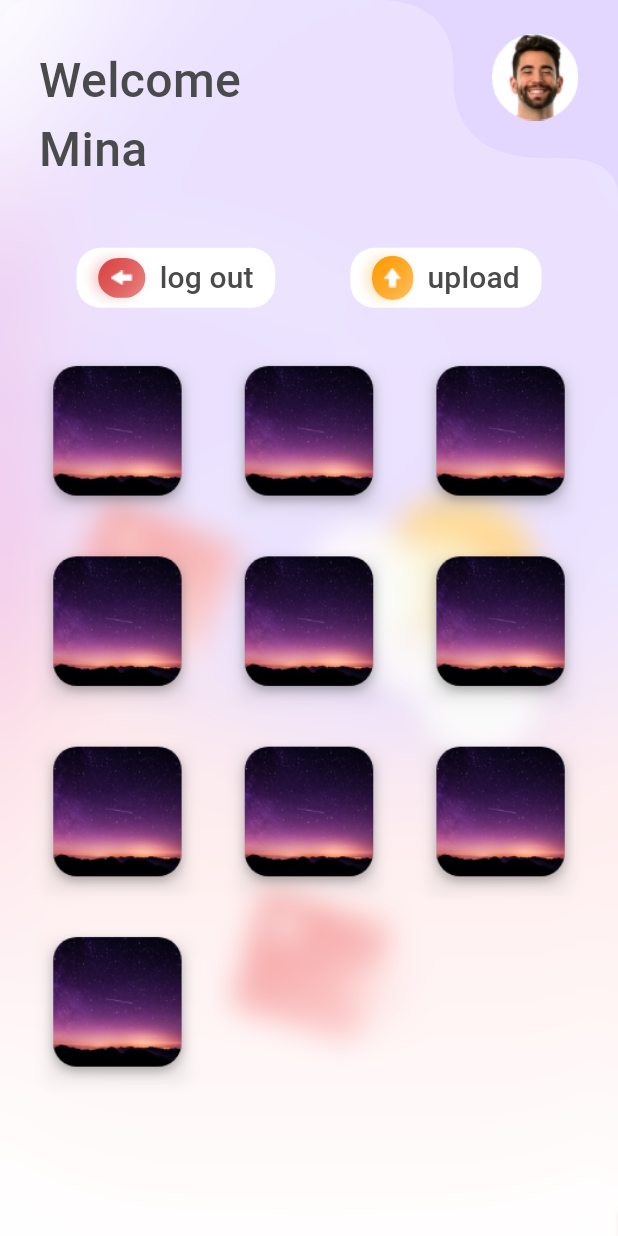
After one commit to MoAce8/gallery, a Flutter app: the GalleryScreen screen opened directly, on a phone screen of 412 x 824 dp. The commit adds this screen. Run offline on Flutter 3.47's test engine with Material 3 defaults, Android fonts, the phone set to English and light mode, and no system bars; drawn by our look-alikes of blurrycontainer.

Commit message:
Create images grid and gallery screen

```diff
--- a/lib/helper/colors.dart
+++ b/lib/helper/colors.dart
@@ -4,4 +4,7 @@ class AppColors{
   static const textGrey = Color(0xff4A4A4A);
   static const hintGrey = Color(0xff988F8C);
   static const lightBlue = Color(0xff7BB3FF);
+  static const lightPurple = Color(0xffE4D7FF);
+  static const darkRed = Color(0xffDA4040);
+  static const darkYellow = Color(0xffFF9900);
 }
--- a/lib/presentation/screens/gallery/gallery_screen.dart
+++ b/lib/presentation/screens/gallery/gallery_screen.dart
@@ -1,10 +1,32 @@
 import 'package:flutter/material.dart';
+import 'package:gallery/presentation/screens/gallery/widgets/circle_pic.dart';
+import 'package:gallery/presentation/screens/gallery/widgets/corner_clip.dart';
+import 'package:gallery/presentation/screens/gallery/widgets/gallery_container.dart';
 
 class GalleryScreen extends StatelessWidget {
   const GalleryScreen({Key? key}) : super(key: key);
 
   @override
   Widget build(BuildContext context) {
-    return const Placeholder();
+    return Scaffold(
+      body: Container(
+        decoration: const BoxDecoration(
+          image: DecorationImage(
+            image: AssetImage('assets/images/gallery.png'),
+            fit: BoxFit.cover,
+          ),
+        ),
+        child: const SafeArea(
+          child: Stack(
+            alignment: Alignment.topRight,
+            children: [
+              GalleryContainer(),
+              CornerClip(),
+              CirclePic(),
+            ],
+          ),
+        ),
+      ),
+    );
   }
 }
--- /dev/null
+++ b/lib/presentation/screens/gallery/widgets/circle_pic.dart
@@ -0,0 +1,18 @@
+import 'package:flutter/material.dart';
+import 'package:gallery/helper/constants.dart';
+
+class CirclePic extends StatelessWidget {
+  const CirclePic({Key? key}) : super(key: key);
+
+  @override
+  Widget build(BuildContext context) {
+    return Positioned(
+      top: screenHeight(context) * .0275,
+      right: screenHeight(context) * .032,
+      child: CircleAvatar(
+        radius: screenHeight(context) * .035,
+        child: Image.asset('assets/images/face.png'),
+      ),
+    );
+  }
+}
--- /dev/null
+++ b/lib/presentation/screens/gallery/widgets/corner_clip.dart
@@ -0,0 +1,49 @@
+import 'package:flutter/material.dart';
+import 'package:gallery/helper/colors.dart';
+import 'package:gallery/helper/constants.dart';
+
+class CornerClip extends StatelessWidget {
+  const CornerClip({Key? key}) : super(key: key);
+
+  @override
+  Widget build(BuildContext context) {
+    return ClipPath(
+      clipper: IconClip(),
+      child: Container(
+        color: AppColors.lightPurple,
+        height: screenHeight(context) * .16,
+        width: screenHeight(context) * .19,
+      ),
+    );
+  }
+}
+
+class IconClip extends CustomClipper<Path> {
+  @override
+  Path getClip(Size size) {
+    double h = size.height;
+    double w = size.width;
+
+    final path = Path();
+    path.moveTo(w, 0);
+    path.lineTo(w, h);
+    Offset start1 = Offset(w, h * .78);
+    Offset end1 = Offset(w * .7, h * .8);
+    path.quadraticBezierTo(start1.dx, start1.dy, end1.dx, end1.dy);
+    Offset start2 = Offset(w * .28, h * .8);
+    Offset end2 = Offset(w * .3, h * .36);
+    path.quadraticBezierTo(start2.dx, start2.dy, end2.dx, end2.dy);
+    Offset start3 = Offset(w * .3, h * .02);
+    Offset end3 = const Offset(0, 0);
+    path.quadraticBezierTo(start3.dx, start3.dy, end3.dx, end3.dy);
+    // path.lineTo(0, h);
+    // path.lineTo(0, 0);
+    path.close();
+    return path;
+  }
+
+  @override
+  bool shouldReclip(covariant CustomClipper<Path> oldClipper) {
+    return true;
+  }
+}
--- /dev/null
+++ b/lib/presentation/screens/gallery/widgets/gallery_container.dart
@@ -0,0 +1,50 @@
+import 'package:blurrycontainer/blurrycontainer.dart';
+import 'package:flutter/material.dart';
+import 'package:gallery/helper/colors.dart';
+import 'package:gallery/helper/constants.dart';
+import 'package:gallery/presentation/screens/gallery/widgets/mini_buttons.dart';
+import 'package:gallery/presentation/screens/gallery/widgets/pics_grid.dart';
+
+class GalleryContainer extends StatelessWidget {
+  const GalleryContainer({Key? key}) : super(key: key);
+
+  @override
+  Widget build(BuildContext context) {
+    return BlurryContainer(
+      width: double.infinity,
+      blur: 10,
+      color: Colors.white.withOpacity(.4),
+      padding: EdgeInsets.symmetric(
+        vertical: screenHeight(context) * .037,
+        horizontal: screenWidth(context) * .063,
+      ),
+      child: Column(
+        crossAxisAlignment: CrossAxisAlignment.start,
+        children: [
+          const Text(
+            'Welcome',
+            style: TextStyle(
+                color: AppColors.textGrey,
+                fontSize: 32,
+                fontWeight: FontWeight.w500),
+          ),
+          const Text(
+            'Mina',
+            style: TextStyle(
+                color: AppColors.textGrey,
+                fontSize: 32,
+                fontWeight: FontWeight.w500),
+          ),
+          SizedBox(
+            height: screenHeight(context) * .047,
+          ),
+          const MiniButtons(),
+          SizedBox(
+            height: screenHeight(context) * .035,
+          ),
+          const PicsGrid(),
+        ],
+      ),
+    );
+  }
+}
--- /dev/null
+++ b/lib/presentation/screens/gallery/widgets/image_item.dart
@@ -0,0 +1,25 @@
+import 'package:flutter/material.dart';
+import 'package:gallery/helper/constants.dart';
+
+class ImageItem extends StatelessWidget {
+  const ImageItem({Key? key, required this.pic}) : super(key: key);
+  final ImageProvider pic;
+
+  @override
+  Widget build(BuildContext context) {
+    return Container(
+      decoration: BoxDecoration(
+          image: DecorationImage(image: pic, fit: BoxFit.cover),
+          boxShadow: [
+            BoxShadow(
+              color: Colors.grey.withOpacity(.2),
+              offset: const Offset(0, 4),
+              spreadRadius: -6,
+              blurRadius: 8,
+            )
+          ]),
+      height: screenWidth(context) * .233,
+      width: screenWidth(context) * .233,
+    );
+  }
+}
--- /dev/null
+++ b/lib/presentation/screens/gallery/widgets/mini_buttons.dart
@@ -0,0 +1,28 @@
+import 'package:flutter/material.dart';
+import 'package:gallery/helper/colors.dart';
+import 'package:gallery/presentation/widgets/mini_button.dart';
+
+class MiniButtons extends StatelessWidget {
+  const MiniButtons({Key? key}) : super(key: key);
+
+  @override
+  Widget build(BuildContext context) {
+    return Row(
+      mainAxisAlignment: MainAxisAlignment.spaceAround,
+      children: [
+        MiniButton(
+          text: 'log out',
+          function: () {},
+          iconColor: AppColors.darkRed,
+          icon: Image.asset('assets/images/left.png'),
+        ),
+        MiniButton(
+          text: 'upload',
+          function: () {},
+          iconColor: AppColors.darkYellow,
+          icon: Image.asset('assets/images/up.png'),
+        ),
+      ],
+    );
+  }
+}
--- /dev/null
+++ b/lib/presentation/screens/gallery/widgets/pics_grid.dart
@@ -0,0 +1,24 @@
+import 'package:flutter/material.dart';
+import 'package:gallery/helper/constants.dart';
+import 'package:gallery/presentation/screens/gallery/widgets/image_item.dart';
+
+class PicsGrid extends StatelessWidget {
+  const PicsGrid({Key? key}) : super(key: key);
+
+  @override
+  Widget build(BuildContext context) {
+    return Expanded(
+      child: GridView.builder(
+        itemCount: 10,
+        gridDelegate: SliverGridDelegateWithFixedCrossAxisCount(
+          crossAxisCount: 3,
+          crossAxisSpacing: screenWidth(context) * .056,
+          mainAxisSpacing: screenHeight(context) * .027,
+        ),
+        itemBuilder: (context, index) => const ImageItem(
+          pic: AssetImage('assets/images/pic.png'),
+        ),
+      ),
+    );
+  }
+}
--- a/lib/presentation/screens/login/widgets/login_form.dart
+++ b/lib/presentation/screens/login/widgets/login_form.dart
@@ -25,7 +25,6 @@ class _LoginFormState extends State<LoginForm> {
           horizontal: screenWidth(context) * .07,
           vertical: screenHeight(context) * .05),
       width: screenWidth(context) * .85,
-      // height: screenHeight(context)*.4,
       color: Colors.white.withOpacity(.3),
       blur: 10,
       borderRadius: BorderRadius.circular(32),
@@ -62,7 +61,6 @@ class _LoginFormState extends State<LoginForm> {
                   await Login().login(
                       email: emailController.text,
                       password: passwordController.text);
-                  showSnackBar(context, 'success');
                   Navigator.push(
                       context,
                       MaterialPageRoute(
--- /dev/null
+++ b/lib/presentation/widgets/mini_button.dart
@@ -0,0 +1,75 @@
+import 'package:flutter/material.dart';
+import 'package:gallery/helper/colors.dart';
+import 'package:gallery/helper/constants.dart';
+
+class MiniButton extends StatelessWidget {
+  const MiniButton({
+    super.key,
+    this.background = Colors.white,
+    this.isUperCase = false,
+    required this.text,
+    required this.function,
+    required this.iconColor,
+    this.icon,
+  });
+
+  final Color background;
+  final Color iconColor;
+  final Widget? icon;
+  final bool isUperCase;
+  final String text;
+  final VoidCallback function;
+
+  @override
+  Widget build(BuildContext context) {
+    return ElevatedButton(
+      style: ElevatedButton.styleFrom(
+        elevation: 0,
+        backgroundColor: background,
+        padding: EdgeInsets.symmetric(
+            vertical: screenHeight(context) * .006,
+            horizontal: screenWidth(context) * .035),
+        shape: RoundedRectangleBorder(
+          borderRadius: BorderRadius.circular(16),
+        ),
+      ),
+      onPressed: function,
+      child: Row(
+        children: [
+          Container(
+            decoration: BoxDecoration(
+              borderRadius: BorderRadius.circular(16),
+              gradient: LinearGradient(
+                colors: [
+                  iconColor,
+                  iconColor.withOpacity(.6),
+                ],
+                begin: Alignment.topLeft,
+                end: Alignment.bottomRight
+              ),
+              boxShadow: [
+                BoxShadow(
+                  color: iconColor.withOpacity(.25),
+                  blurRadius: 6,
+                  offset: const Offset(-4, 0)
+                )
+              ]
+            ),
+            padding: EdgeInsets.all(screenWidth(context) * .02),
+            child:icon,
+          ),
+          SizedBox(
+            width: screenWidth(context) * .023,
+          ),
+          Text(
+            isUperCase ? text.toUpperCase() : text,
+            style: const TextStyle(
+                color: AppColors.textGrey,
+                fontSize: 20,
+                fontWeight: FontWeight.w500),
+          ),
+        ],
+      ),
+    );
+  }
+}
```
Also changed, not shown: assets/images/face.png (added), assets/images/gallery.png (added), assets/images/left.png (added), assets/images/pic.png (added), assets/images/up.png (added).
